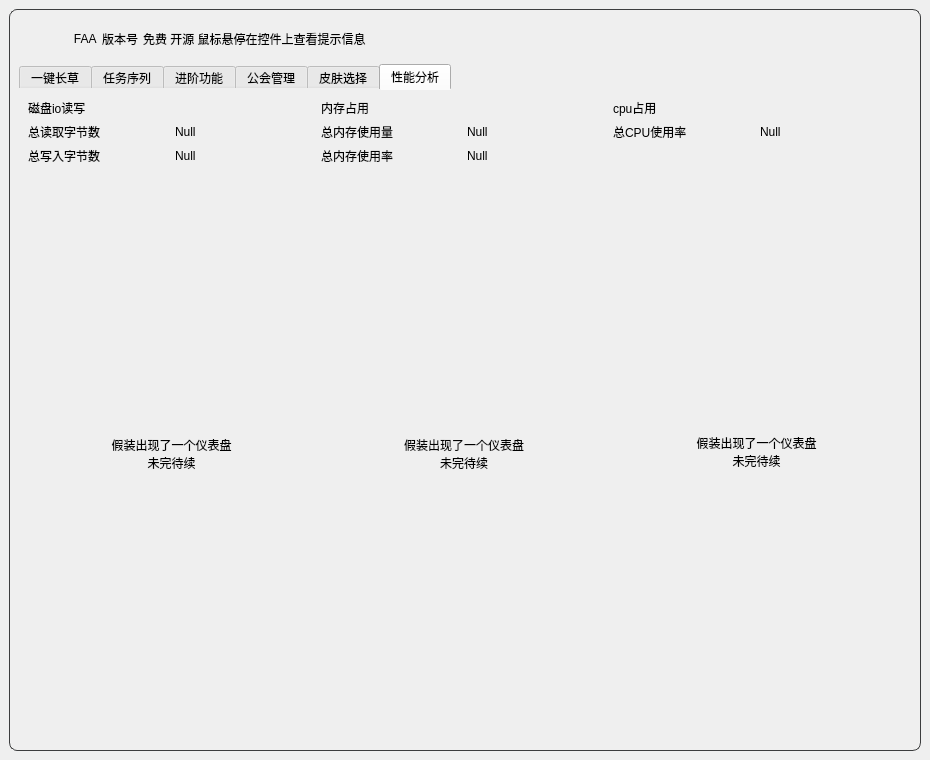
Above: resource/ui/FAA_3.0.ui from StareAbyss/FoodsVsMiceAutoAssistant before the change. Below: the same form after it.
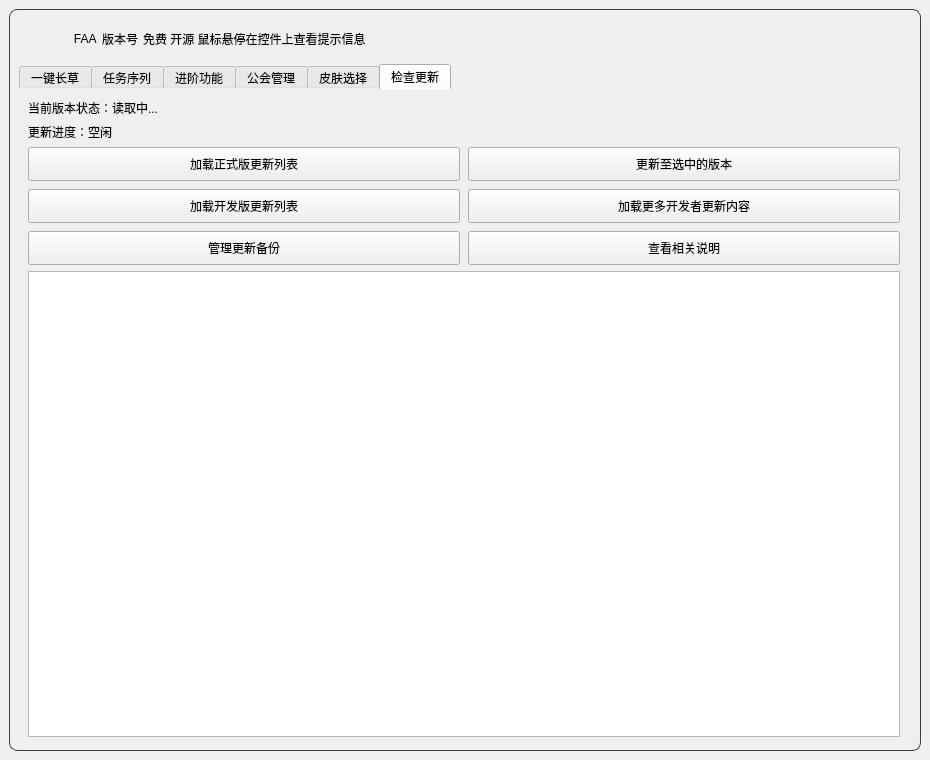
That is the form after the change. The open tabs and pages were chosen to show the change. Icons and pictures are not drawn. Custom widgets are drawn as their Qt base class.

Commit message: feat(更新系统): 支持安全版本更新与备份恢复

Diff of the .ui file:
```diff
--- a/resource/ui/FAA_3.0.ui
+++ b/resource/ui/FAA_3.0.ui
@@ -7170,254 +7170,126 @@
          </widget>
          <widget class="QWidget" name="Tab6">
           <attribute name="title">
-           <string>性能分析</string>
+           <string>检查更新</string>
           </attribute>
-          <layout class="QHBoxLayout" name="horizontalLayout_7">
+          <layout class="QHBoxLayout" name="horizontalLayout_22">
            <item>
-            <layout class="QVBoxLayout" name="IoLayout">
+            <layout class="QVBoxLayout" name="UpdateLayout">
              <item>
               <widget class="QLabel" name="label_8">
                <property name="text">
-                <string>磁盘io读写</string>
+                <string>当前版本状态：读取中...</string>
                </property>
+               <property name="wordWrap">
+                <bool>true</bool>
+               </property>
               </widget>
              </item>
              <item>
-              <layout class="QHBoxLayout" name="horizontalLayout_8">
-               <item>
-                <widget class="QLabel" name="label_14">
-                 <property name="text">
-                  <string>总读取字节数</string>
-                 </property>
-                </widget>
-               </item>
-               <item>
-                <widget class="QLabel" name="read_bytes_label">
-                 <property name="text">
-                  <string>Null</string>
-                 </property>
-                </widget>
-               </item>
-              </layout>
-             </item>
-             <item>
-              <layout class="QHBoxLayout" name="horizontalLayout_9">
-               <item>
-                <widget class="QLabel" name="label_20">
-                 <property name="text">
-                  <string>总写入字节数</string>
-                 </property>
-                </widget>
-               </item>
-               <item>
-                <widget class="QLabel" name="write_bytes_label">
-                 <property name="text">
-                  <string>Null</string>
-                 </property>
-                </widget>
-               </item>
-              </layout>
-             </item>
-             <item>
-              <spacer name="verticalSpacer_13">
-               <property name="orientation">
-                <enum>Qt::Vertical</enum>
-               </property>
-               <property name="sizeHint" stdset="0">
-                <size>
-                 <width>20</width>
-                 <height>40</height>
-                </size>
-               </property>
-              </spacer>
-             </item>
-             <item>
-              <widget class="QLabel" name="Io_panel">
-               <property name="sizePolicy">
-                <sizepolicy hsizetype="Preferred" vsizetype="Preferred">
-                 <horstretch>0</horstretch>
-                 <verstretch>0</verstretch>
-                </sizepolicy>
-               </property>
+              <widget class="QLabel" name="UpdateProgressLabel">
                <property name="text">
-                <string>假装出现了一个仪表盘
-未完待续</string>
+                <string>更新进度：空闲</string>
                </property>
-               <property name="alignment">
-                <set>Qt::AlignCenter</set>
+               <property name="wordWrap">
+                <bool>true</bool>
                </property>
               </widget>
              </item>
              <item>
-              <spacer name="verticalSpacer_14">
-               <property name="orientation">
-                <enum>Qt::Vertical</enum>
+              <layout class="QGridLayout" name="UpdateButtonLayout">
+               <property name="spacing">
+                <number>8</number>
                </property>
-               <property name="sizeHint" stdset="0">
-                <size>
-                 <width>20</width>
-                 <height>40</height>
-                </size>
-               </property>
-              </spacer>
-             </item>
-            </layout>
-           </item>
-           <item>
-            <layout class="QVBoxLayout" name="MemoryLayout">
-             <item>
-              <widget class="QLabel" name="label_9">
-               <property name="text">
-                <string>内存占用</string>
-               </property>
-              </widget>
-             </item>
-             <item>
-              <layout class="QHBoxLayout" name="horizontalLayout_10">
-               <item>
-                <widget class="QLabel" name="label_15">
+               <item row="0" column="0">
+                <widget class="QPushButton" name="CheckUpdateButton">
+                 <property name="minimumSize">
+                  <size>
+                   <width>0</width>
+                   <height>34</height>
+                  </size>
+                 </property>
                  <property name="text">
-                  <string>总内存使用量</string>
+                  <string>加载正式版更新列表</string>
                  </property>
                 </widget>
                </item>
-               <item>
-                <widget class="QLabel" name="total_memory_rss_label">
+               <item row="0" column="1">
+                <widget class="QPushButton" name="NormalUpdateButton">
+                 <property name="minimumSize">
+                  <size>
+                   <width>0</width>
+                   <height>34</height>
+                  </size>
+                 </property>
                  <property name="text">
-                  <string>Null</string>
+                  <string>更新至选中的版本</string>
                  </property>
                 </widget>
                </item>
-              </layout>
-             </item>
-             <item>
-              <layout class="QHBoxLayout" name="horizontalLayout_11">
-               <item>
-                <widget class="QLabel" name="label_21">
+               <item row="1" column="0">
+                <widget class="QPushButton" name="ForceUpdateButton">
+                 <property name="minimumSize">
+                  <size>
+                   <width>0</width>
+                   <height>34</height>
+                  </size>
+                 </property>
                  <property name="text">
-                  <string>总内存使用率</string>
+                  <string>加载开发版更新列表</string>
                  </property>
                 </widget>
                </item>
-               <item>
-                <widget class="QLabel" name="total_memory_percent_label">
+               <item row="1" column="1">
+                <widget class="QPushButton" name="DevMoreUpdateButton">
+                 <property name="minimumSize">
+                  <size>
+                   <width>0</width>
+                   <height>34</height>
+                  </size>
+                 </property>
                  <property name="text">
-                  <string>Null</string>
+                  <string>加载更多开发者更新内容</string>
                  </property>
                 </widget>
                </item>
-              </layout>
-             </item>
-             <item>
-              <spacer name="verticalSpacer_9">
-               <property name="orientation">
-                <enum>Qt::Vertical</enum>
-               </property>
-               <property name="sizeHint" stdset="0">
-                <size>
-                 <width>20</width>
-                 <height>40</height>
-                </size>
-               </property>
-              </spacer>
-             </item>
-             <item>
-              <widget class="QLabel" name="Memory_panel">
-               <property name="text">
-                <string>假装出现了一个仪表盘
-未完待续</string>
-               </property>
-               <property name="alignment">
-                <set>Qt::AlignCenter</set>
-               </property>
-              </widget>
-             </item>
-             <item>
-              <spacer name="verticalSpacer_15">
-               <property name="orientation">
-                <enum>Qt::Vertical</enum>
-               </property>
-               <property name="sizeHint" stdset="0">
-                <size>
-                 <width>20</width>
-                 <height>40</height>
-                </size>
-               </property>
-              </spacer>
-             </item>
-            </layout>
-           </item>
-           <item>
-            <layout class="QVBoxLayout" name="CpuLayout">
-             <item>
-              <widget class="QLabel" name="label_13">
-               <property name="text">
-                <string>cpu占用</string>
-               </property>
-              </widget>
-             </item>
-             <item>
-              <layout class="QHBoxLayout" name="horizontalLayout_12">
-               <item>
-                <widget class="QLabel" name="label_16">
+               <item row="2" column="0">
+                <widget class="QPushButton" name="BackupManagerButton">
+                 <property name="minimumSize">
+                  <size>
+                   <width>0</width>
+                   <height>34</height>
+                  </size>
+                 </property>
                  <property name="text">
-                  <string>总CPU使用率</string>
+                  <string>管理更新备份</string>
                  </property>
                 </widget>
                </item>
-               <item>
-                <widget class="QLabel" name="total_cpu_percent_label">
+               <item row="2" column="1">
+                <widget class="QPushButton" name="UpdateHelpButton">
+                 <property name="minimumSize">
+                  <size>
+                   <width>0</width>
+                   <height>34</height>
+                  </size>
+                 </property>
                  <property name="text">
-                  <string>Null</string>
+                  <string>查看相关说明</string>
                  </property>
                 </widget>
                </item>
               </layout>
              </item>
              <item>
-              <widget class="QLabel" name="label_2">
-               <property name="text">
-                <string/>
+              <widget class="QTableWidget" name="GitHistoryView">
+               <property name="wordWrap">
+                <bool>true</bool>
                </property>
+               <attribute name="horizontalHeaderStretchLastSection">
+                <bool>true</bool>
+               </attribute>
               </widget>
              </item>
-             <item>
-              <spacer name="verticalSpacer_8">
-               <property name="orientation">
-                <enum>Qt::Vertical</enum>
-               </property>
-               <property name="sizeHint" stdset="0">
-                <size>
-                 <width>20</width>
-                 <height>40</height>
-                </size>
-               </property>
-              </spacer>
-             </item>
-             <item>
-              <widget class="QLabel" name="cpu_panel">
-               <property name="text">
-                <string>假装出现了一个仪表盘
-未完待续</string>
-               </property>
-               <property name="alignment">
-                <set>Qt::AlignCenter</set>
-               </property>
-              </widget>
-             </item>
-             <item>
-              <spacer name="verticalSpacer_16">
-               <property name="orientation">
-                <enum>Qt::Vertical</enum>
-               </property>
-               <property name="sizeHint" stdset="0">
-                <size>
-                 <width>20</width>
-                 <height>40</height>
-                </size>
-               </property>
-              </spacer>
-             </item>
             </layout>
            </item>
           </layout>
```
Left out of the diff: 60 changed lines with no effect on the pictures. The commit also changes 22 other files.
